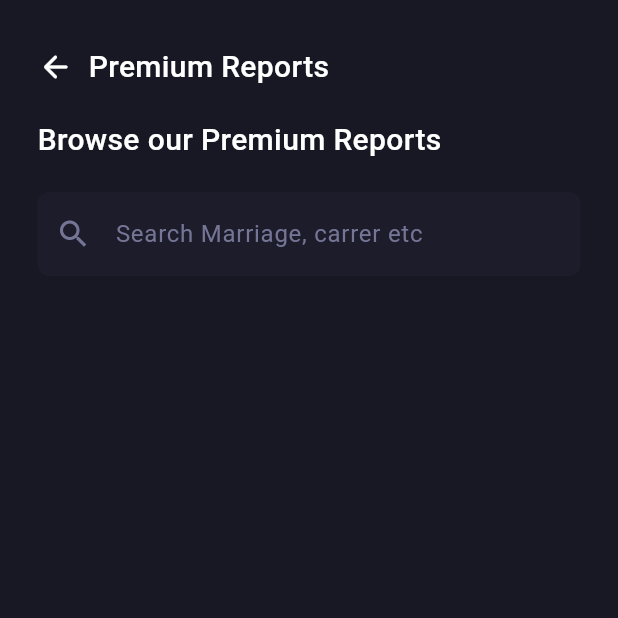
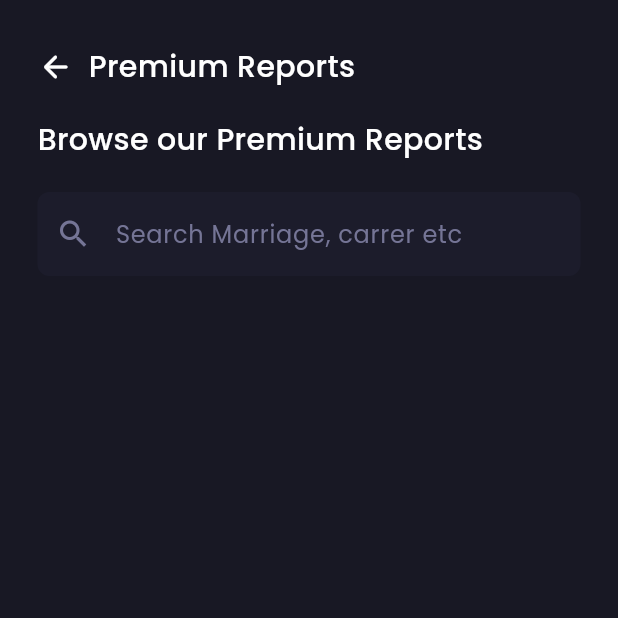
Before and after one commit to Shikharsingh783/sitegalleria-assignment, a Flutter app: the screen it shows after launch, on a phone screen of 412 x 824 dp, the top half of it. Run offline on Flutter 3.47's test engine with Material 3 defaults, Android fonts, the phone set to English and light mode, and no system bars.

Commit message:
font added

```diff
--- a/lib/main.dart
+++ b/lib/main.dart
@@ -12,6 +12,7 @@ class MyApp extends StatelessWidget {
   Widget build(BuildContext context) {
     return MaterialApp(
       debugShowCheckedModeBanner: false,
+      theme: ThemeData(fontFamily: "Poppins"),
       home: HomeScreen(),
     );
   }
```
Also changed, not shown: pubspec.yaml (+22 -8 lines), assets/fonts/Poppins-Black.ttf (added), assets/fonts/Poppins-BlackItalic.ttf (added), assets/fonts/Poppins-Bold.ttf (added), assets/fonts/Poppins-BoldItalic.ttf (added), assets/fonts/Poppins-ExtraBold.ttf (added), assets/fonts/Poppins-ExtraBoldItalic.ttf (added), assets/fonts/Poppins-ExtraLight.ttf (added), assets/fonts/Poppins-ExtraLightItalic.ttf (added), assets/fonts/Poppins-Italic.ttf (added), assets/fonts/Poppins-Light.ttf (added), assets/fonts/Poppins-LightItalic.ttf (added), assets/fonts/Poppins-Medium.ttf (added), assets/fonts/Poppins-MediumItalic.ttf (added), 5 more files.
